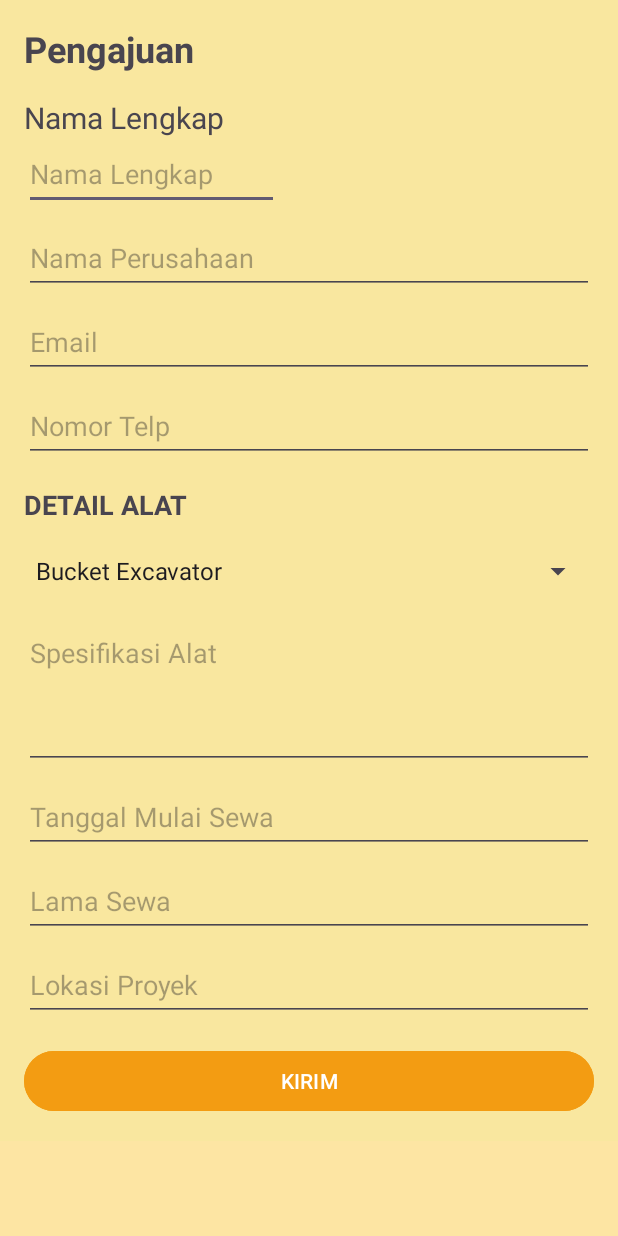
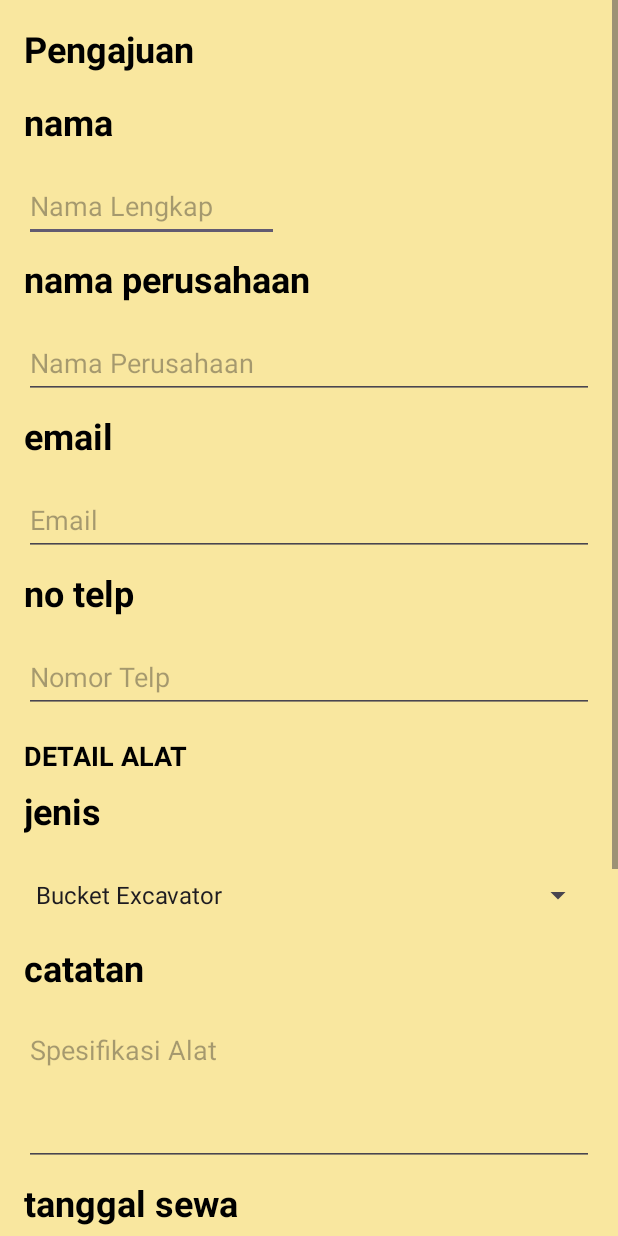
Before and after one commit to bonraizen/ALBER2, an Android app: the Reqorder screen opened directly, with no data from a screen before it, on a phone screen of 412 x 824 dp. Run offline under Robolectric (Android 15) with nearby library versions, the phone set to English and light mode, and no system bars.

Commit message:
initial commit

```diff
--- a/app/src/main/java/com/example/alber2/Reqorder.java
+++ b/app/src/main/java/com/example/alber2/Reqorder.java
@@ -16,7 +16,7 @@ public class Reqorder extends AppCompatActivity {
     Button Order;
 
     public void sumber(){
-        Order = findViewById(R.id.Order);
+        Order = findViewById(R.id.btn_kirim);
     }
 
     @Override
--- /dev/null
+++ b/app/src/main/java/com/example/alber2/User_manage.java
@@ -0,0 +1,46 @@
+package com.example.alber2;
+
+public class User_manage {
+    private String nama,email,namaPerusahaan;
+    private int tlp;
+
+    public String getNama() {
+        return nama;
+    }
+
+    public void setNama(String nama) {
+        this.nama = nama;
+    }
+
+    public String getEmail() {
+        return email;
+    }
+
+    public void setEmail(String email) {
+        this.email = email;
+    }
+
+    public String getNamaPerusahaan() {
+        return namaPerusahaan;
+    }
+
+    public void setNamaPerusahaan(String namaPerusahaan) {
+        this.namaPerusahaan = namaPerusahaan;
+    }
+
+    public int getTlp() {
+        return tlp;
+    }
+
+    public void setTlp(int tlp) {
+        this.tlp = tlp;
+    }
+
+    public User_manage(){
+        this.nama=nama;
+        this.email=email;
+        this.namaPerusahaan=namaPerusahaan;
+        this.tlp=tlp;
+    }
+
+}
--- a/app/src/main/java/com/example/alber2/dtMiniExc5tn_kblco.java
+++ b/app/src/main/java/com/example/alber2/dtMiniExc5tn_kblco.java
@@ -18,7 +18,7 @@ public class dtMiniExc5tn_kblco extends AppCompatActivity {
 
 
     public void sumber(){
-
+    btnreqorder = findViewById(R.id.btnreqorder);
     }
 
     @Override
@@ -27,6 +27,15 @@ public class dtMiniExc5tn_kblco extends AppCompatActivity {
         EdgeToEdge.enable(this);
         setContentView(R.layout.activity_dt_mini_exc5tn_kblco);
 
+        sumber();
 
+        btnreqorder.setOnClickListener(new View.OnClickListener() {
+            @Override
+            public void onClick(View v) {
+                Intent reqorder = new Intent(dtMiniExc5tn_kblco.this,Reqorder.class);
+                startActivity(reqorder);
+                finish();
+            }
+        });
     }
-}
+    }
--- a/app/src/main/res/layout/activity_profileuser.xml
+++ b/app/src/main/res/layout/activity_profileuser.xml
@@ -178,8 +178,8 @@
             android:layout_width="wrap_content"
             android:layout_height="wrap_content"
             android:layout_alignParentBottom="true"
-            android:layout_marginLeft="173dp"
-            android:layout_marginBottom="332dp"
+            android:layout_marginLeft="167dp"
+            android:layout_marginBottom="470dp"
             android:layout_toRightOf="@+id/back_button"
             android:text="ubah" />
 
--- a/app/src/main/res/layout/activity_reqorder.xml
+++ b/app/src/main/res/layout/activity_reqorder.xml
@@ -22,15 +22,18 @@
             android:text="Pengajuan"
             android:textSize="24sp"
             android:textStyle="bold"
+            android:textColor="@color/black"
             android:layout_marginBottom="16dp" />
 
         <TextView
-            android:id="@+id/nama"
+
             android:layout_width="wrap_content"
-            android:layout_height="match_parent"
-            android:textSize="20dp"
-            android:text="Nama Lengkap"/>
-
+            android:layout_height="wrap_content"
+            android:text="nama"
+            android:textSize="24sp"
+            android:textStyle="bold"
+            android:textColor="@color/black"
+            android:layout_marginBottom="16dp" />
         <EditText
             android:id="@+id/nama_lengkap"
             android:layout_width="170dp"
@@ -38,7 +41,17 @@
             android:layout_marginBottom="8dp"
             android:hint="Nama Lengkap"
             android:minHeight="48dp"
-            android:nextFocusLeft="@id/nama" />
+            android:textColor="@color/black"/>
+        <TextView
+
+            android:layout_width="wrap_content"
+            android:layout_height="wrap_content"
+            android:text="nama perusahaan"
+            android:textSize="24sp"
+            android:textStyle="bold"
+            android:textColor="@color/black"
+            android:layout_marginBottom="16dp" />
+
 
         <EditText
             android:id="@+id/nama_perusahaan"
@@ -46,7 +59,18 @@
             android:layout_height="wrap_content"
             android:layout_marginBottom="8dp"
             android:hint="Nama Perusahaan"
+            android:textColor="@color/black"
             android:minHeight="48dp" />
+
+        <TextView
+
+            android:layout_width="wrap_content"
+            android:layout_height="wrap_content"
+            android:text="email"
+            android:textSize="24sp"
+            android:textStyle="bold"
+            android:textColor="@color/black"
+            android:layout_marginBottom="16dp" />
 
         <EditText
             android:id="@+id/email"
@@ -54,7 +78,18 @@
             android:layout_height="wrap_content"
             android:layout_marginBottom="8dp"
             android:hint="Email"
+            android:textColor="@color/black"
             android:minHeight="48dp" />
+
+        <TextView
+
+            android:layout_width="wrap_content"
+            android:layout_height="wrap_content"
+            android:text="no telp"
+            android:textSize="24sp"
+            android:textStyle="bold"
+            android:textColor="@color/black"
+            android:layout_marginBottom="16dp" />
 
         <EditText
             android:id="@+id/nomor_telpon"
@@ -62,24 +97,45 @@
             android:layout_height="wrap_content"
             android:layout_marginBottom="16dp"
             android:hint="Nomor Telp"
-            android:minHeight="48dp" />
+            android:minHeight="48dp"
+            android:textColor="@color/black"/>
 
         <TextView
-            android:id="@+id/detail_alat"
+
             android:layout_width="wrap_content"
             android:layout_height="wrap_content"
             android:text="DETAIL ALAT"
             android:textSize="18sp"
             android:textStyle="bold"
-            android:layout_marginBottom="8dp" />
+            android:layout_marginBottom="8dp"
+            android:textColor="@color/black"/>
 
+        <TextView
+
+            android:layout_width="wrap_content"
+            android:layout_height="wrap_content"
+            android:text="jenis"
+            android:textSize="24sp"
+            android:textStyle="bold"
+            android:textColor="@color/black"
+            android:layout_marginBottom="16dp" />
         <Spinner
             android:id="@+id/alat_yang_diperlukan"
             android:layout_width="match_parent"
             android:layout_height="wrap_content"
             android:layout_marginBottom="8dp"
             android:entries="@array/jk_alber"
-            android:minHeight="48dp" />
+            android:minHeight="48dp"
+            android:textColor="@color/black"/>
+        <TextView
+
+            android:layout_width="wrap_content"
+            android:layout_height="wrap_content"
+            android:text="catatan"
+            android:textSize="24sp"
+            android:textStyle="bold"
+            android:textColor="@color/black"
+            android:layout_marginBottom="16dp" />
 
         <EditText
             android:id="@+id/spesifikasi_alat"
@@ -88,31 +144,62 @@
             android:hint="Spesifikasi Alat"
             android:layout_marginBottom="8dp"
             android:gravity="top|start"
-            android:inputType="textMultiLine" />
+            android:inputType="textMultiLine"
+            android:textColor="@color/black"/>
 
+        <TextView
+
+            android:layout_width="wrap_content"
+            android:layout_height="wrap_content"
+            android:text="tanggal sewa"
+            android:textSize="24sp"
+            android:textStyle="bold"
+            android:textColor="@color/black"
+            android:layout_marginBottom="16dp" />
         <EditText
             android:id="@+id/tanggal_mulai_sewa"
             android:layout_width="match_parent"
             android:layout_height="wrap_content"
             android:layout_marginBottom="8dp"
             android:hint="Tanggal Mulai Sewa"
-            android:minHeight="48dp" />
+            android:minHeight="48dp"
+            android:textColor="@color/black"/>
 
+        <TextView
+
+            android:layout_width="wrap_content"
+            android:layout_height="wrap_content"
+            android:text="lama sewa"
+            android:textSize="24sp"
+            android:textStyle="bold"
+            android:textColor="@color/black"
+            android:layout_marginBottom="16dp" />
         <EditText
             android:id="@+id/lama_sewa"
             android:layout_width="match_parent"
             android:layout_height="wrap_content"
             android:layout_marginBottom="8dp"
             android:hint="Lama Sewa"
-            android:minHeight="48dp" />
+            android:minHeight="48dp"
+            android:textColor="@color/black"/>
 
+        <TextView
+
+            android:layout_width="wrap_content"
+            android:layout_height="wrap_content"
+            android:text="Lokasi sewa"
+            android:textSize="24sp"
+            android:textStyle="bold"
+            android:textColor="@color/black"
+            android:layout_marginBottom="16dp" />
         <EditText
             android:id="@+id/lokasi_proyek"
             android:layout_width="match_parent"
             android:layout_height="wrap_content"
             android:layout_marginBottom="16dp"
             android:hint="Lokasi Proyek"
-            android:minHeight="48dp" />
+            android:minHeight="48dp"
+            android:textColor="@color/black"/>
 
         <Button
             android:id="@+id/btn_kirim"
```
